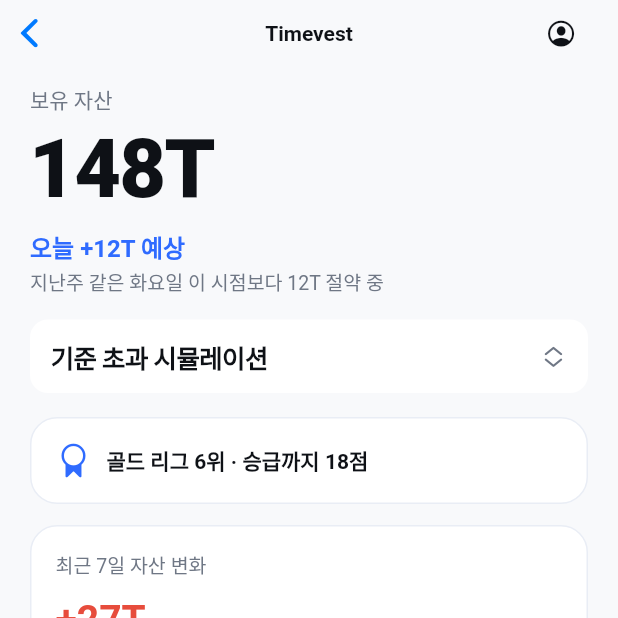
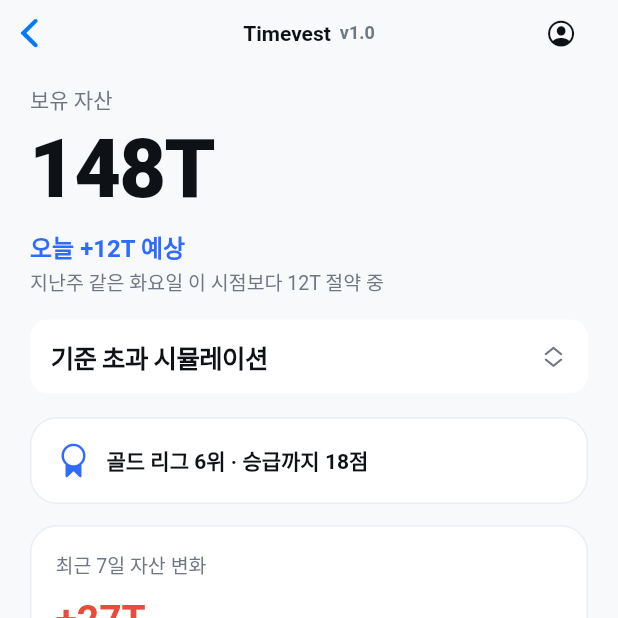
Before and after one commit to Cozystone/WETHUS2, a Flutter app: the HomeScreen screen opened directly, on a phone screen of 412 x 824 dp, the top half of it. Run offline on Flutter 3.47's test engine with Material 3 defaults, Android fonts, the phone set to English and light mode, and no system bars.

Commit message:
feat(timevest): show app version label beside logo

```diff
--- /dev/null
+++ b/TIMONEY/lib/core/constants/app_version.dart
@@ -0,0 +1 @@
+const String kAppVersionLabel = 'v1.0';
--- a/TIMONEY/lib/features/home/home_screen.dart
+++ b/TIMONEY/lib/features/home/home_screen.dart
@@ -1,4 +1,5 @@
 import 'package:flutter/cupertino.dart';
+import '../../core/constants/app_version.dart';
 import '../../core/design/app_colors.dart';
 import '../../core/widgets/mini_line_chart.dart';
 import '../../data/mock/timevest_mock_data.dart';
@@ -21,7 +22,14 @@
       navigationBar: CupertinoNavigationBar(
         backgroundColor: AppColors.bg,
         border: null,
-        middle: const Text('Timevest', style: TextStyle(fontWeight: FontWeight.w700)),
+        middle: Row(
+          mainAxisSize: MainAxisSize.min,
+          children: [
+            const Text('Timevest', style: TextStyle(fontWeight: FontWeight.w700)),
+            const SizedBox(width: 6),
+            Text(kAppVersionLabel, style: const TextStyle(fontSize: 12, color: AppColors.subText, fontWeight: FontWeight.w600)),
+          ],
+        ),
         trailing: CupertinoButton(
           padding: EdgeInsets.zero,
           onPressed: () => _showProfileSheet(context),
```
Also changed, not shown: 1 other file.
